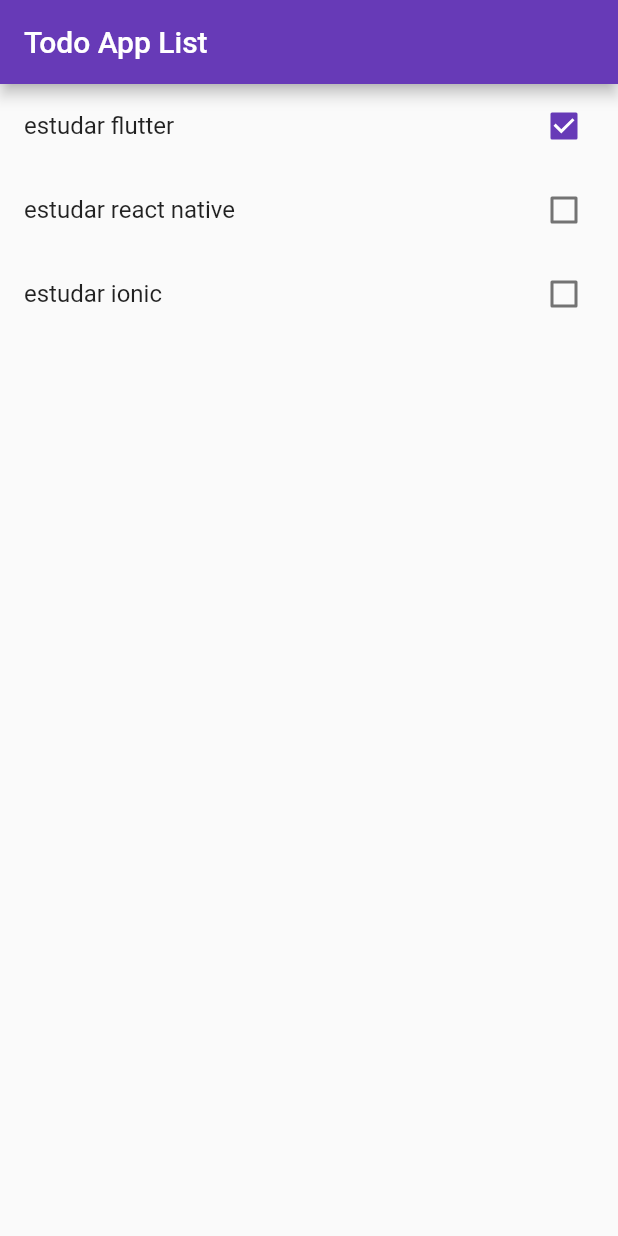
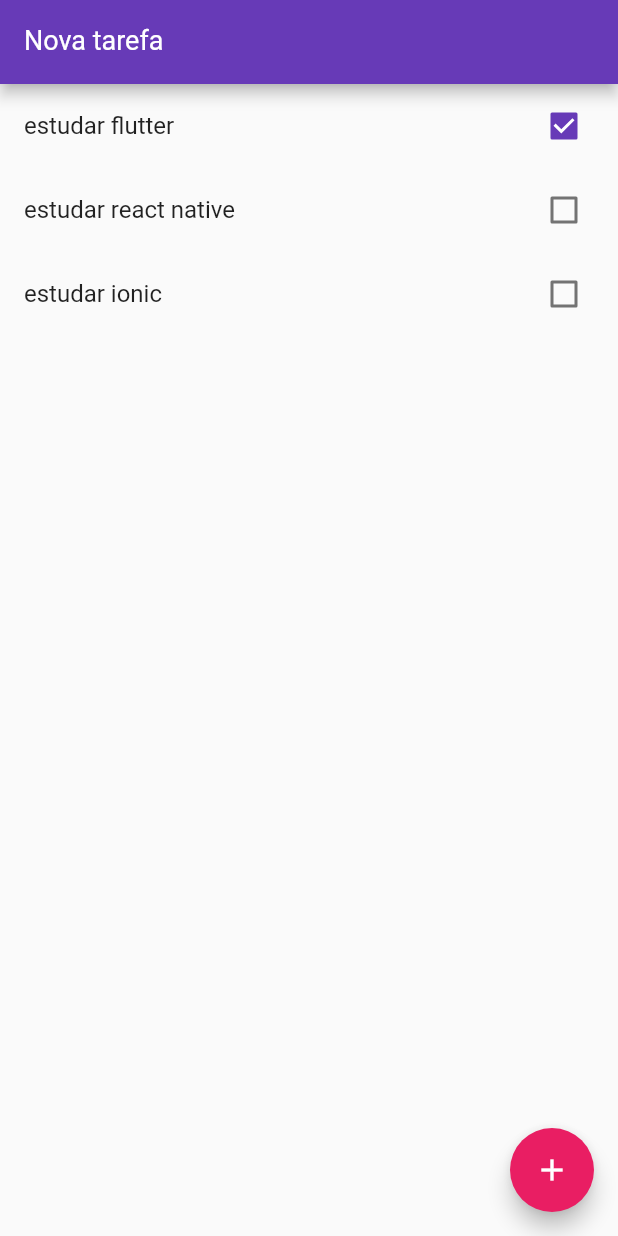
Before and after one commit to douglasdamasceno/todo-flutter, a Flutter app: the screen it shows after launch, on a phone screen of 412 x 824 dp. Run offline on Flutter 3.47's test engine with Material 2 defaults, Android fonts, the phone set to English and light mode, and no system bars.

```diff
--- a/lib/main.dart
+++ b/lib/main.dart
@@ -33,11 +33,40 @@ class HomePage extends StatefulWidget {
 }
 
 class _HomePageState extends State<HomePage> {
+  var newTaskCtrl = TextEditingController();
+  var IdCtrl = 0;
+
+  void add() {
+    setState(() {
+      widget.items.add(Item(
+        id: IdCtrl.toString(),
+        title: newTaskCtrl.text,
+        done: false,
+      ));
+      IdCtrl++;
+      print(IdCtrl);
+      newTaskCtrl.text = "";
+    });
+  }
+
   @override
   Widget build(BuildContext context) {
     return Scaffold(
       appBar: AppBar(
-        title: Text("Todo App List "),
+        title: TextField(
+          controller: newTaskCtrl,
+          keyboardType: TextInputType.text,
+          style: TextStyle(
+            color: Colors.white,
+            fontSize: 18,
+          ),
+          decoration: InputDecoration(
+              labelText: "Nova tarefa",
+              labelStyle: TextStyle(
+                color: Colors.white,
+                fontSize: 18,
+              )),
+        ),
       ),
       body: ListView.builder(
         itemCount: widget.items.length,
@@ -56,6 +85,13 @@ class _HomePageState extends State<HomePage> {
           );
         },
       ),
+      floatingActionButton: FloatingActionButton(
+        onPressed: () {
+          add();
+        },
+        child: Icon(Icons.add),
+        backgroundColor: Colors.pink,
+      ),
     );
   }
 }
```
